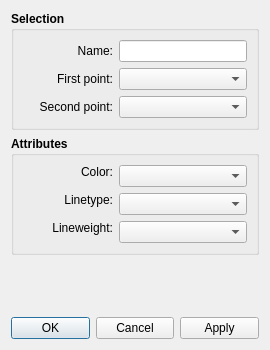
Old version of the form src/libs/vtools/dialogs/tools/dialogline.ui in the repository FashionFreedom/Seamly2D.
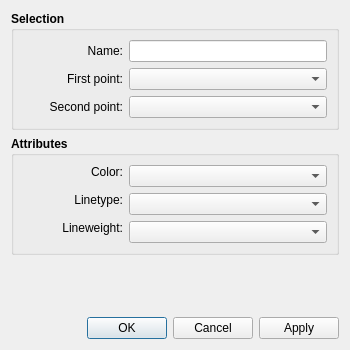
New version of the form. Icons and pictures are not drawn. Custom widgets are drawn as their Qt base class.

Patch:
```diff
--- a/src/libs/vtools/dialogs/tools/dialogline.ui
+++ b/src/libs/vtools/dialogs/tools/dialogline.ui
@@ -9,7 +9,7 @@
    <rect>
     <x>0</x>
     <y>0</y>
-    <width>270</width>
+    <width>350</width>
     <height>350</height>
    </rect>
   </property>
@@ -57,7 +57,7 @@
          <widget class="QLabel" name="name_Label">
           <property name="minimumSize">
            <size>
-            <width>90</width>
+            <width>100</width>
             <height>0</height>
            </size>
           </property>
@@ -98,7 +98,7 @@
          <widget class="QLabel" name="labelFirstPoint">
           <property name="minimumSize">
            <size>
-            <width>90</width>
+            <width>100</width>
             <height>0</height>
            </size>
           </property>
@@ -142,7 +142,7 @@
          <widget class="QLabel" name="labelSecondPoint">
           <property name="minimumSize">
            <size>
-            <width>90</width>
+            <width>100</width>
             <height>0</height>
            </size>
           </property>
@@ -226,7 +226,7 @@
           </property>
           <property name="minimumSize">
            <size>
-            <width>90</width>
+            <width>100</width>
             <height>0</height>
            </size>
           </property>
@@ -288,7 +288,7 @@
           </property>
           <property name="minimumSize">
            <size>
-            <width>90</width>
+            <width>100</width>
             <height>0</height>
            </size>
           </property>
@@ -344,7 +344,7 @@
           </property>
           <property name="minimumSize">
            <size>
-            <width>90</width>
+            <width>100</width>
             <height>0</height>
            </size>
           </property>
```
